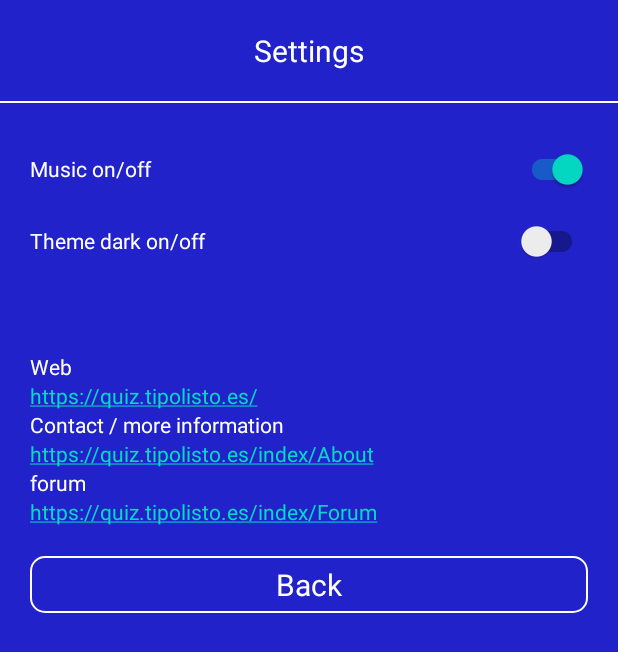
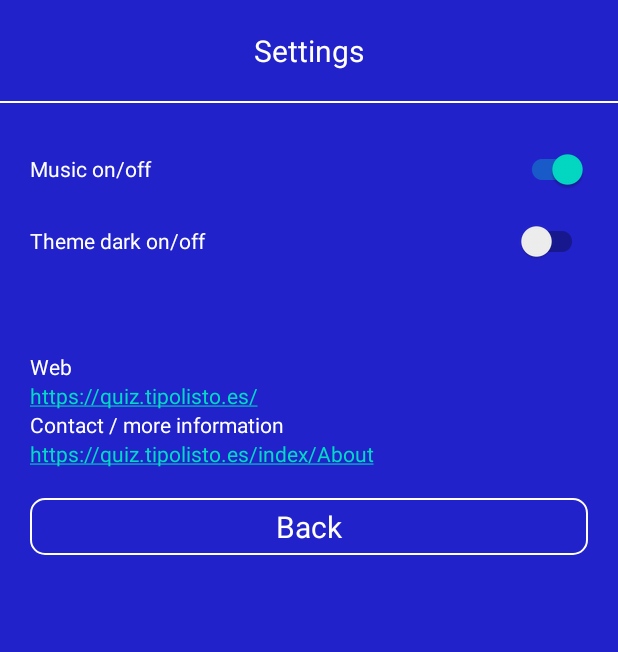
Before and after one commit to kikemadrigal/Android-kotlin-MSX-quiz, an Android app: the SettingsFragment screen opened through its navigation route, on a phone screen of 412 x 824 dp. Shown: the top 652 px of the screen. Run offline under Robolectric (Android 15) with nearby library versions, the light colour scheme and no system bars; our stand-ins replace Room's generated code.

Commit message:
deleted text footer in main

```diff
--- a/Android-MSXQuiz/app/src/main/res/layout/fragment_main.xml
+++ b/Android-MSXQuiz/app/src/main/res/layout/fragment_main.xml
@@ -62,11 +62,12 @@
 
     <TextView
         android:id="@+id/ivLogoMainFood"
-        android:text="color      auto       goto       list       run"
+        android:text="@string/route_quiz"
         android:layout_width="match_parent"
         android:layout_height="wrap_content"
         android:textAlignment="center"
         android:textSize="20dp"
+        android:autoLink="all"
         app:layout_constraintBottom_toBottomOf="parent"
         app:layout_constraintEnd_toEndOf="parent"
         app:layout_constraintHorizontal_bias="0.498"
--- a/Android-MSXQuiz/app/src/main/res/layout/fragment_settings.xml
+++ b/Android-MSXQuiz/app/src/main/res/layout/fragment_settings.xml
@@ -69,7 +69,7 @@
 
             android:autoLink="all"
             android:text="@string/route_contact" />
-        <TextView
+        <!--<TextView
             android:layout_width="match_parent"
             android:layout_height="wrap_content"
             android:layout_marginHorizontal="20dp"
@@ -81,7 +81,7 @@
             android:layout_marginHorizontal="20dp"
 
             android:autoLink="all"
-            android:text="@string/route_forum" />
+            android:text="@string/route_forum" />-->
 
         <com.google.android.material.button.MaterialButton
             android:id="@+id/btn_back"
```
Also changed, not shown: Android-MSXQuiz/app/build.gradle (+4 -4 lines), 3 other files.
